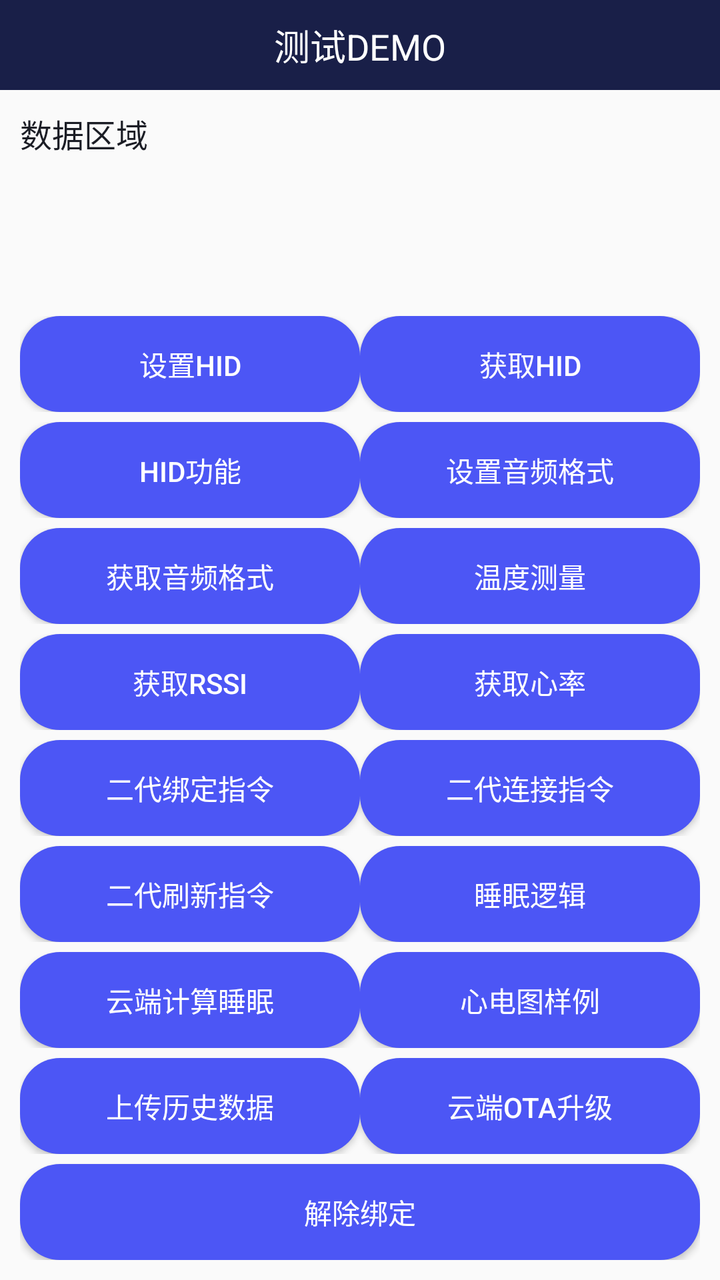
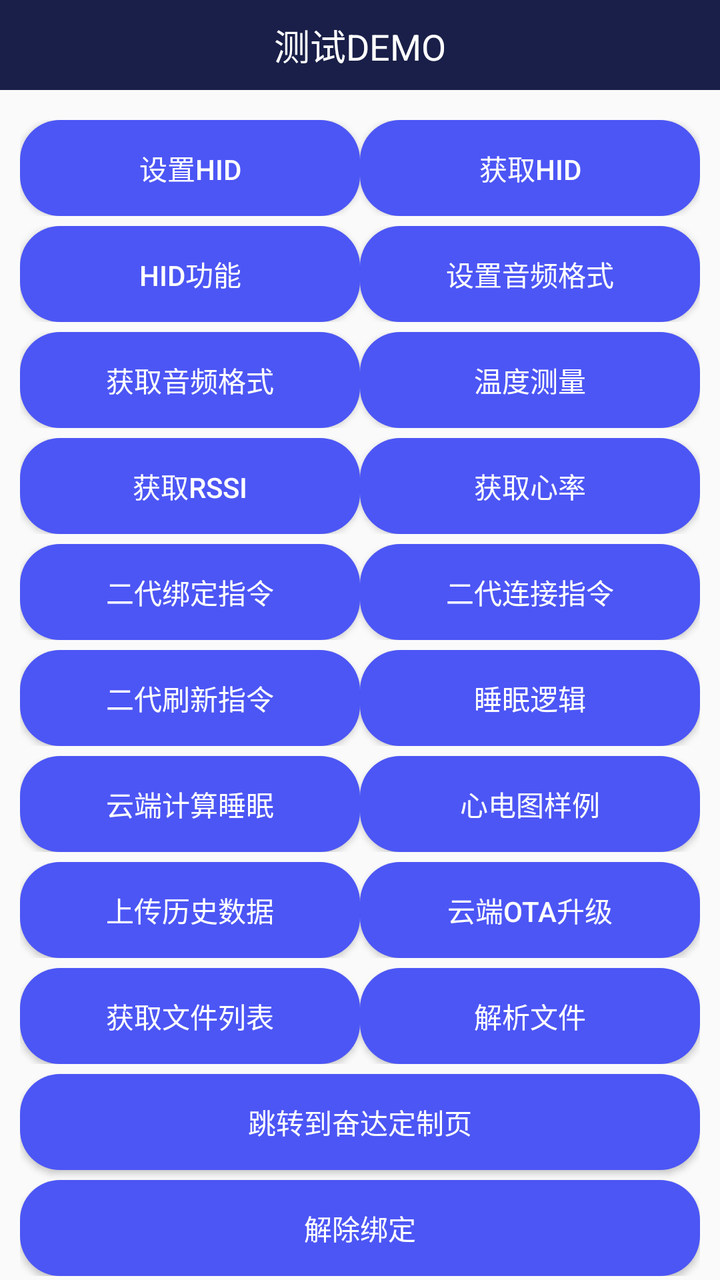

Two renders of the same Android screen: before a commit and after it. Below are the layout's source before the change and the commit's diff.
<!-- AndroidManifest.xml: application theme AppTheme -->
<!-- res/layout/activity_test2.xml -->
<?xml version="1.0" encoding="utf-8"?>
<LinearLayout
    xmlns:android="http://schemas.android.com/apk/res/android"
    xmlns:tools="http://schemas.android.com/tools"
    android:layout_width="match_parent"
    android:layout_height="match_parent"
    android:orientation="vertical"
    tools:context=".activity.TestActivity2">
    <RelativeLayout
        android:layout_width="match_parent"
        android:layout_height="45dp"
        android:background="@color/colorPrimary">
        <TextView
            android:layout_width="wrap_content"
            android:layout_height="wrap_content"
            android:text="测试DEMO"
            android:textSize="18sp"
            android:layout_centerInParent="true"
            android:textColor="@color/white"/>
    </RelativeLayout>
    <TextView
        android:id="@+id/tv_result2"
        android:layout_width="match_parent"
        android:layout_height="0dp"
        android:layout_weight="1"
        android:text="数据区域"
        android:scrollbars="vertical"
        android:padding="10dp"
        android:lineSpacingExtra="5dp"
        android:textSize="16sp"
        android:textColor="@color/colorPrimaryDark"/>
    <LinearLayout
        android:layout_width="match_parent"
        android:layout_height="wrap_content"
        android:padding="10dp"
        android:orientation="vertical">
        <LinearLayout
            android:layout_width="match_parent"
            android:layout_height="wrap_content"
            android:layout_marginTop="5dp"
            android:orientation="horizontal">
            <Button
                android:id="@+id/bt_set_HID"
                android:layout_width="0dp"
                android:layout_weight="1"
                android:layout_height="wrap_content"
                android:text="设置HID"
                android:textSize="14sp"
                android:textColor="@color/white"
                android:background="@drawable/button_bg_state"/>
            <Button
                android:id="@+id/bt_get_HID"
                android:layout_width="0dp"
                android:layout_weight="1"
                android:layout_height="wrap_content"
                android:text="获取HID"
                android:textSize="14sp"
                android:textColor="@color/white"
                android:background="@drawable/button_bg_state"/>
        </LinearLayout>

        <LinearLayout
            android:layout_width="match_parent"
            android:layout_height="wrap_content"
            android:layout_marginTop="5dp"
            android:orientation="horizontal">
            <Button
                android:id="@+id/bt_get_HID_code"
                android:layout_width="0dp"
                android:layout_weight="1"
                android:layout_height="wrap_content"
                android:text="HID功能"
                android:textSize="14sp"
                android:textColor="@color/white"
                android:background="@drawable/button_bg_state"/>
            <Button
                android:id="@+id/bt_set_audio_type"
                android:layout_width="0dp"
                android:layout_weight="1"
                android:layout_height="wrap_content"
                android:text="设置音频格式"
                android:textSize="14sp"
                android:textColor="@color/white"
                android:background="@drawable/button_bg_state"/>
        </LinearLayout>

        <LinearLayout
            android:layout_width="match_parent"
            android:layout_height="wrap_content"
            android:layout_marginTop="5dp"
            android:orientation="horizontal">
            <Button
                android:id="@+id/bt_get_audio_type"
                android:layout_width="0dp"
                android:layout_weight="1"
                android:layout_height="wrap_content"
                android:text="获取音频格式"
                android:textSize="14sp"
                android:textColor="@color/white"
                android:background="@drawable/button_bg_state"/>
            <Button
                android:id="@+id/bt_temp_test"
                android:layout_width="0dp"
                android:layout_weight="1"
                android:layout_height="wrap_content"
                android:text="温度测量"
                android:textSize="14sp"
                android:textColor="@color/white"
                android:background="@drawable/button_bg_state"/>
        </LinearLayout>
        <LinearLayout
            android:layout_width="match_parent"
            android:layout_height="wrap_content"
            android:layout_marginTop="5dp"
            android:orientation="horizontal">
            <Button
                android:id="@+id/bt_get_rssi"
                android:layout_width="0dp"
                android:layout_weight="1"
                android:layout_height="wrap_content"
                android:text="获取RSSI"
                android:textSize="14sp"
                android:textColor="@color/white"
                android:background="@drawable/button_bg_state"/>
            <Button
                android:id="@+id/bt_heart"
                android:layout_width="0dp"
                android:layout_weight="1"
                android:layout_height="wrap_content"
                android:text="获取心率"
                android:textSize="14sp"
                android:textColor="@color/white"
                android:background="@drawable/button_bg_state"/>
        </LinearLayout>
        <LinearLayout
            android:layout_width="match_parent"
            android:layout_height="wrap_content"
            android:layout_marginTop="5dp"
            android:orientation="horizontal">
            <Button
                android:id="@+id/bt_app_bind"
                android:layout_width="0dp"
                android:layout_weight="1"
                android:layout_height="wrap_content"
                android:text="二代绑定指令"
                android:textSize="14sp"
                android:textColor="@color/white"
                android:background="@drawable/button_bg_state"/>
            <Button
                android:id="@+id/bt_connect"
                android:layout_width="0dp"
                android:layout_weight="1"
                android:layout_height="wrap_content"
                android:text="二代连接指令"
                android:textSize="14sp"
                android:textColor="@color/white"
                android:background="@drawable/button_bg_state"/>
        </LinearLayout>
        <LinearLayout
            android:layout_width="match_parent"
            android:layout_height="wrap_content"
            android:layout_marginTop="5dp"
            android:orientation="horizontal">
            <Button
                android:id="@+id/bt_refresh"
                android:layout_width="0dp"
                android:layout_weight="1"
                android:layout_height="wrap_content"
                android:text="二代刷新指令"
                android:textSize="14sp"
                android:textColor="@color/white"
                android:background="@drawable/button_bg_state"/>
            <Button
                android:id="@+id/bt_calculate_sleep"
                android:layout_width="0dp"
                android:layout_weight="1"
                android:layout_height="wrap_content"
                android:text="睡眠逻辑"
                android:textSize="14sp"
                android:textColor="@color/white"
                android:background="@drawable/button_bg_state"/>
        </LinearLayout>
        <LinearLayout
            android:layout_width="match_parent"
            android:layout_height="wrap_content"
            android:layout_marginTop="5dp"
            android:orientation="horizontal">
            <Button
                android:id="@+id/bt_sleep_sevice"
                android:layout_width="0dp"
                android:layout_weight="1"
                android:layout_height="wrap_content"
                android:text="云端计算睡眠"
                android:textSize="14sp"
                android:textColor="@color/white"
                android:background="@drawable/button_bg_state"/>
            <Button
                android:id="@+id/bt_ecg_demo"
                android:layout_width="0dp"
                android:layout_weight="1"
                android:layout_height="wrap_content"
                android:text="心电图样例"
                android:textSize="14sp"
                android:textColor="@color/white"
                android:background="@drawable/button_bg_state"/>
        </LinearLayout>
        <LinearLayout
            android:layout_width="match_parent"
            android:layout_height="wrap_content"
            android:layout_marginTop="5dp"
            android:orientation="horizontal">
            <Button
                android:id="@+id/btn_upload_history"
                android:layout_width="0dp"
                android:layout_weight="1"
                android:layout_height="wrap_content"
                android:text="上传历史数据"
                android:textSize="14sp"
                android:textColor="@color/white"
                android:background="@drawable/button_bg_state"/>
            <Button
                android:id="@+id/btn_ota"
                android:layout_width="0dp"
                android:layout_weight="1"
                android:layout_height="wrap_content"
                android:text="云端ota升级"
                android:textSize="14sp"
                android:textColor="@color/white"
                android:background="@drawable/button_bg_state"/>
        </LinearLayout>
        <Button
            android:id="@+id/bt_unpair"
            android:layout_width="match_parent"
            android:layout_marginTop="5dp"
            android:layout_height="wrap_content"
            android:text="解除绑定"
            android:textSize="14sp"
            android:textColor="@color/white"
            android:background="@drawable/button_bg_state"/>
    </LinearLayout>

</LinearLayout>
<!-- resources referenced by this layout -->
<resources>
  <color name="colorPrimary">#191F48</color>
  <color name="colorPrimaryDark">#1B1D25</color>
  <color name="white">#ffffff</color>
  <!-- drawable button_bg_state (drawable) -->
  <?xml version="1.0" encoding="utf-8"?>
  <selector xmlns:android="http://schemas.android.com/apk/res/android">
      <item android:state_pressed="false">
          <shape xmlns:android="http://schemas.android.com/apk/res/android">
              <corners android:radius="20dp" />
  
              <solid android:color="@color/lan_se" />
          </shape>
      </item>
      <item android:state_pressed="false">
          <shape xmlns:android="http://schemas.android.com/apk/res/android">
              <corners android:radius="20dp" />
  
              <solid android:color="@color/lan_se" />
          </shape>
      </item>
      <item android:state_pressed="true">
          <shape xmlns:android="http://schemas.android.com/apk/res/android">
              <corners android:radius="20dp" />
  
              <solid android:color="@color/lan_se_press" />
          </shape>
      </item>
  
  </selector>
  <style name="AppTheme" parent="Theme.AppCompat.Light.NoActionBar">
          
          <item name="colorPrimary">@color/colorPrimary</item>
          <item name="colorPrimaryDark">@color/colorPrimary</item>
          <item name="colorAccent">@color/colorAccent</item>
      </style>
  <color name="lan_se">#4C56F5</color>
  <color name="lan_se_press">#554C56F5</color>
  <color name="colorAccent">#03DAC5</color>
</resources>

<!-- the commit's change to res/layout/activity_test2.xml (unified diff, before → after) -->
@@ -228,6 +228,39 @@
                 android:textColor="@color/white"
                 android:background="@drawable/button_bg_state"/>
         </LinearLayout>
+        <LinearLayout
+            android:layout_width="match_parent"
+            android:layout_height="wrap_content"
+            android:layout_marginTop="5dp"
+            android:orientation="horizontal">
+            <Button
+                android:id="@+id/bt_file_list"
+                android:layout_width="0dp"
+                android:layout_weight="1"
+                android:layout_height="wrap_content"
+                android:text="获取文件列表"
+                android:textSize="14sp"
+                android:textColor="@color/white"
+                android:background="@drawable/button_bg_state"/>
+            <Button
+                android:id="@+id/bt_file_content"
+                android:layout_width="0dp"
+                android:layout_weight="1"
+                android:layout_height="wrap_content"
+                android:text="解析文件"
+                android:textSize="14sp"
+                android:textColor="@color/white"
+                android:background="@drawable/button_bg_state"/>
+        </LinearLayout>
+        <Button
+            android:id="@+id/bt_test2"
+            android:layout_width="match_parent"
+            android:layout_marginTop="5dp"
+            android:layout_height="wrap_content"
+            android:text="跳转到奋达定制页"
+            android:textSize="14sp"
+            android:textColor="@color/white"
+            android:background="@drawable/button_bg_state"/>
         <Button
             android:id="@+id/bt_unpair"
             android:layout_width="match_parent"
